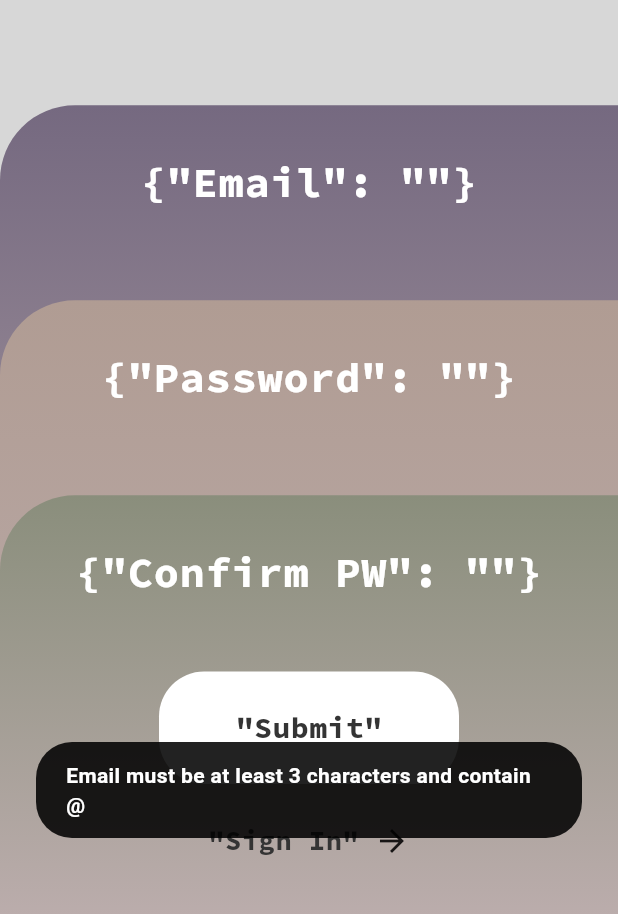
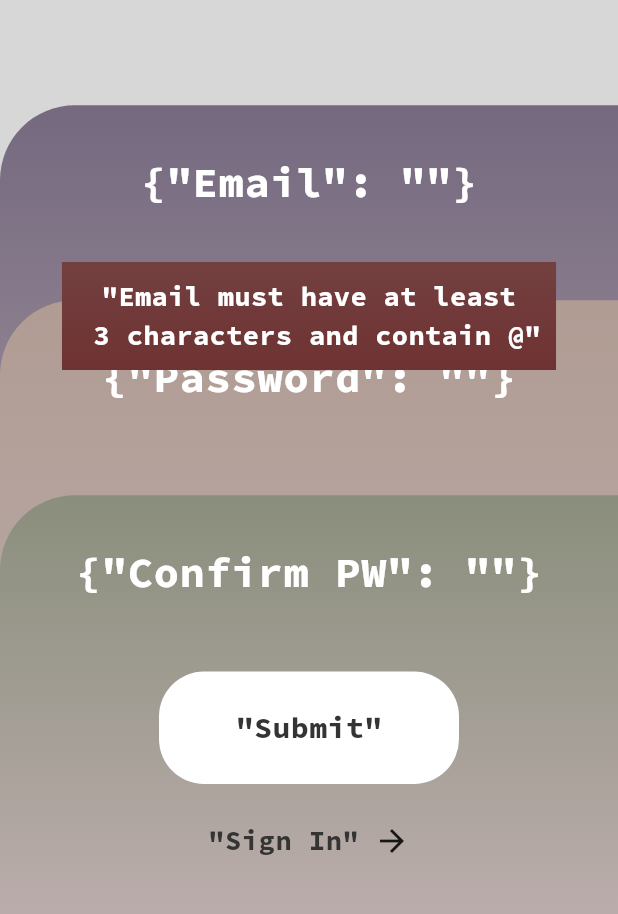
Before and after one commit to aoiorio/Volcano, a Flutter app: the screen it shows after launch, after a tap on an icon or button, on a phone screen of 412 x 824 dp, the part 302-1216 px from its top. Run offline on Flutter 3.47's test engine with Material 3 defaults, Android fonts, the phone set to English and light mode, and no system bars; our stand-ins replace dio, flutter_riverpod, fluttertoast, fpdart, go_router, retrofit and 1 more; generated files the repository leaves out were written again.

Commit message:
🍕 add: toast features with validations

```diff
--- /dev/null
+++ b/lib/presentation/component/show_custom_toast.dart
@@ -0,0 +1,67 @@
+import 'package:flutter/material.dart';
+import 'package:fluttertoast/fluttertoast.dart';
+
+enum ToastWidgetKind {
+  error,
+  success,
+  info,
+}
+
+void showToastMessage(
+  FToast toast,
+  String message,
+  ToastWidgetKind kind,
+) {
+  final Widget child = kind.name == 'error'
+      ? toastErrorWidget(message)
+      : toastSuccessWidget(message);
+  return toast.showToast(
+    child: child,
+    gravity: ToastGravity.CENTER,
+  );
+}
+
+Widget toastSuccessWidget(String message) => Container(
+      padding: const EdgeInsets.all(10),
+      decoration: const BoxDecoration(
+        // borderRadius: BorderRadius.circular(0),
+        gradient: LinearGradient(
+          colors: [
+            Color.fromARGB(255, 0, 0, 0),
+            Color.fromARGB(255, 53, 53, 53),
+          ],
+          begin: Alignment.topCenter,
+          end: Alignment.bottomCenter,
+        ),
+      ),
+      child: Text(
+        '"$message"',
+        style: const TextStyle(
+          fontSize: 18,
+          color: Colors.white,
+        ),
+      ),
+    );
+
+Widget toastErrorWidget(String message) => Container(
+      padding: const EdgeInsets.all(10),
+      decoration: const  BoxDecoration(
+        // borderRadius: BorderRadius.circular(0),
+        gradient: LinearGradient(
+          colors: [
+            Color.fromARGB(255, 115, 64, 64),
+            Color.fromARGB(255, 111, 50, 50),
+          ],
+          begin: Alignment.topCenter,
+          end: Alignment.bottomCenter,
+        ),
+      ),
+      child: Text(
+        '"$message"',
+        textAlign: TextAlign.center,
+        style: const TextStyle(
+          fontSize: 18,
+          color: Colors.white,
+        ),
+      ),
+    );
--- a/lib/presentation/page/sign_up/sign_up_page.dart
+++ b/lib/presentation/page/sign_up/sign_up_page.dart
@@ -1,7 +1,9 @@
 import 'package:flutter/material.dart';
 import 'package:flutter_riverpod/flutter_riverpod.dart';
+import 'package:fluttertoast/fluttertoast.dart';
 // import 'package:fluttertoast/fluttertoast.dart';
 import 'package:volcano/presentation/component/bounced_button.dart';
+import 'package:volcano/presentation/component/show_custom_toast.dart';
 import 'package:volcano/presentation/component/sign_up/sign_up_main_button.dart';
 import 'package:volcano/presentation/component/sign_up/sign_up_shape_button.dart';
 import 'package:flutter/services.dart';
@@ -18,6 +20,14 @@ class SignUpPage extends ConsumerStatefulWidget {
 }
 
 class _SignUpPageState extends ConsumerState<SignUpPage> {
+  final toast = FToast();
+  @override
+  void initState() {
+    // TODO: implement initState
+    toast.init(context);
+    super.initState();
+  }
+
   @override
   Widget build(BuildContext context) {
     // NOTE my providers!
@@ -116,9 +126,27 @@ class _SignUpPageState extends ConsumerState<SignUpPage> {
                             HapticFeedback.mediumImpact();
                             // DONE Create API Endpoints for signing up!!!
                             // NOTE I should create provider for this method (SignUp method) with validation!!!!!
+                            // NOTE validation and show Toasts!
                             if (emailStatus.isEmpty) {
-                              showMessage(
-                                  'Email must be at least 3 characters and contain @');
+                              showToastMessage(
+                                toast,
+                                "Email must have at least \n 3 characters and contain @",
+                                ToastWidgetKind.error,
+                              );
+                              return;
+                            } else if (passwordStatus.isEmpty) {
+                              showToastMessage(
+                                toast,
+                                "Password must have \n at least 4 characters",
+                                ToastWidgetKind.error,
+                              );
+                              return;
+                            } else if (confirmPasswordStatus.isEmpty) {
+                              showToastMessage(
+                                toast,
+                                "Confirm PW must be \n same as password",
+                                ToastWidgetKind.error,
+                              );
                               return;
                             }
                             ref.read(isSignUpLoadingProvider.notifier).state =
@@ -133,17 +161,21 @@ class _SignUpPageState extends ConsumerState<SignUpPage> {
                                     .read(confirmPasswordTextControllerProvider)
                                     .text);
 
-                            // TODO implement flutter toast!!! pop up here!!!
+                            // DONE implement flutter toast!!! pop up here!!!
                             if (signUpResult.isRight()) {
                               if (!context.mounted) return;
-                              context.push('/volcano');
+                              // NOTE users can't go back this page if they pushed this button
+                              context.pushReplacement('/volcano');
                               ref.read(isSignUpLoadingProvider.notifier).state =
                                   false;
                             } else if (signUpResult.isLeft()) {
-                              signUpResult.getLeft().fold(
-                                  () => null,
-                                  (error) =>
-                                      print(error.message?.detail ?? ""));
+                              signUpResult.getLeft().fold(() => null, (error) {
+                                showToastMessage(
+                                    toast,
+                                    error.message?.detail ??
+                                        "Something went wrong",
+                                    ToastWidgetKind.error);
+                              });
                             }
                             ref.read(isSignUpLoadingProvider.notifier).state =
                                 false;
```
